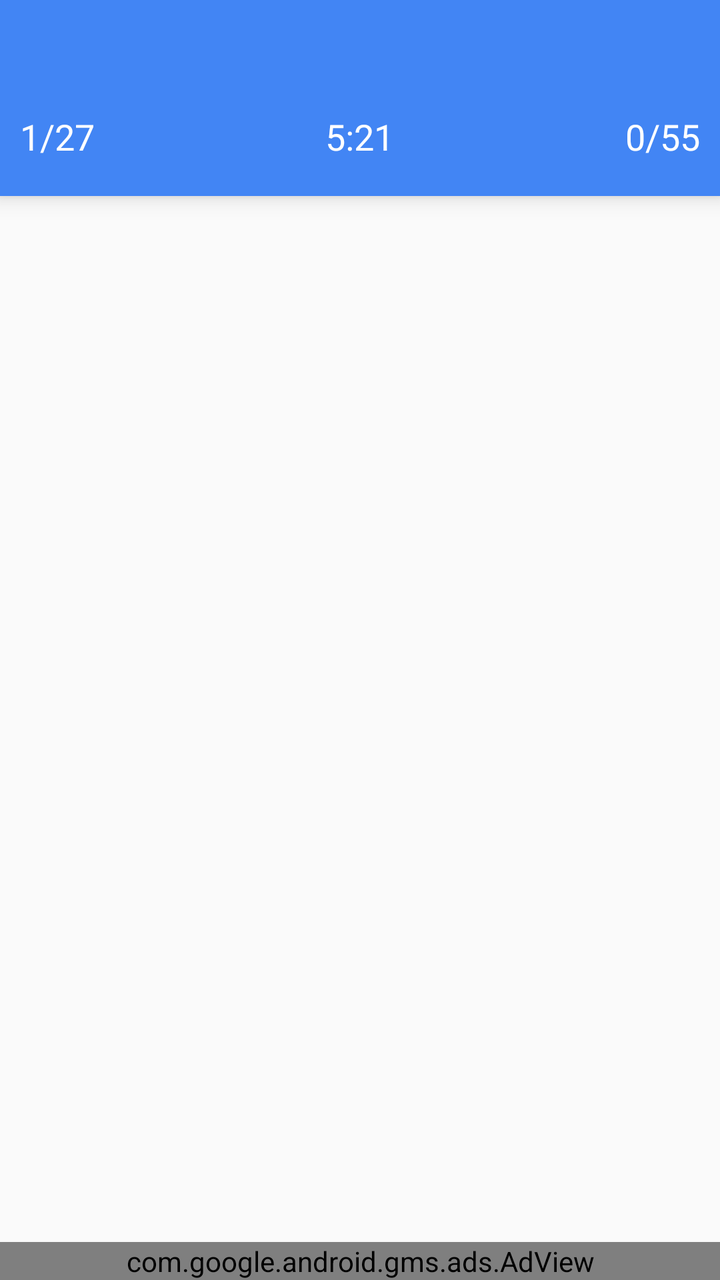
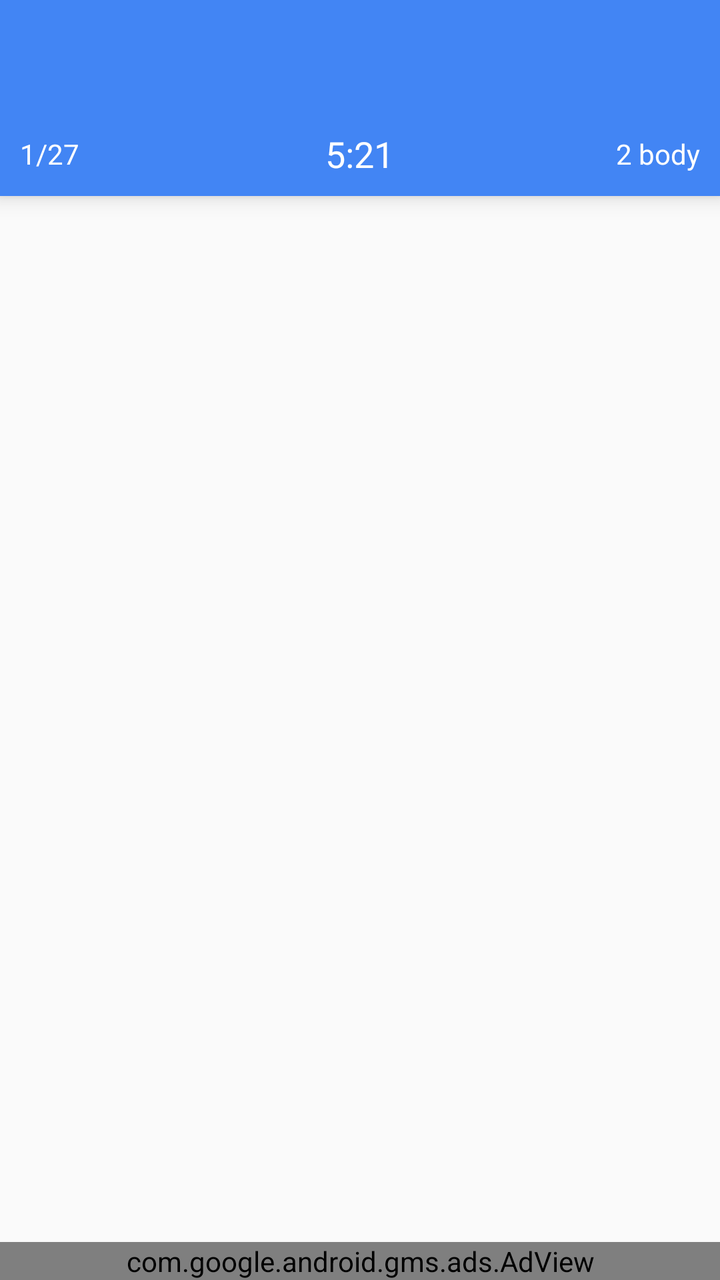

Two renders of the same Android screen: before a commit and after it. Below are the layout's source before the change and the commit's diff.
<!-- AndroidManifest.xml: application theme MyTheme.Light -->
<!-- res/layout/activity_test.xml -->
<?xml version="1.0" encoding="utf-8"?>
<FrameLayout
    xmlns:android="http://schemas.android.com/apk/res/android"
    android:layout_width="match_parent"
    android:layout_height="match_parent">

    <include
        layout="@layout/app_bar_test"
        android:layout_width="match_parent"
        android:layout_height="match_parent"/>

</FrameLayout>
<!-- res/layout/app_bar_test.xml (included above) -->
<?xml version="1.0" encoding="utf-8"?>
<android.support.design.widget.CoordinatorLayout
    android:id="@+id/content"
    xmlns:ads="http://schemas.android.com/apk/res-auto"
    xmlns:android="http://schemas.android.com/apk/res/android"
    xmlns:app="http://schemas.android.com/apk/res-auto"
    xmlns:tools="http://schemas.android.com/tools"
    android:layout_width="match_parent"
    android:layout_height="match_parent"
    android:fitsSystemWindows="true"
    tools:context=".TestActivity">

    <RelativeLayout
        android:layout_width="match_parent"
        android:layout_height="match_parent">

        <android.support.design.widget.AppBarLayout
            android:id="@+id/app_bar_layout"
            android:layout_width="match_parent"
            android:layout_height="wrap_content"
            android:elevation="6dp"
            android:theme="@style/MyTheme.AppBarOverlay">

            <android.support.v7.widget.Toolbar
                android:id="@+id/toolbar"
                android:layout_width="match_parent"
                android:layout_height="?attr/actionBarSize"
                android:background="?attr/colorPrimary"
                app:layout_scrollFlags="scroll|enterAlways"
                app:popupTheme="@style/MyTheme.PopupOverlay"/>

            
            <RelativeLayout
                android:layout_width="match_parent"
                android:layout_height="42dp"
                android:background="?attr/colorPrimary"
                android:paddingBottom="10dp"
                android:paddingEnd="10dp"
                android:paddingLeft="10dp"
                android:paddingRight="10dp"
                android:paddingStart="10dp"
                app:layout_scrollFlags="scroll|enterAlways">

                
                <TextView
                    android:id="@+id/question_counter"
                    android:layout_width="wrap_content"
                    android:layout_height="wrap_content"
                    android:layout_alignParentLeft="true"
                    android:layout_alignParentStart="true"
                    android:text="1/27"
                    android:textColor="@android:color/primary_text_dark"
                    android:textSize="18sp"/>

                
                <TextView
                    android:id="@+id/elapsed_time"
                    android:layout_width="wrap_content"
                    android:layout_height="wrap_content"
                    android:layout_centerHorizontal="true"
                    android:text="5:21"
                    android:textColor="@android:color/primary_text_dark"
                    android:textSize="18sp"/>

                
                <TextView
                    android:id="@+id/points_counter"
                    android:layout_width="wrap_content"
                    android:layout_height="wrap_content"
                    android:layout_alignParentEnd="true"
                    android:layout_alignParentRight="true"
                    android:text="0/55"
                    android:textColor="@android:color/primary_text_dark"
                    android:textSize="18sp"/>

            </RelativeLayout>

        </android.support.design.widget.AppBarLayout>

        

        <FrameLayout
            android:id="@+id/fragment_container"
            android:layout_width="match_parent"
            android:layout_height="match_parent"
            android:layout_below="@id/app_bar_layout"
            android:layout_marginBottom="50dp"/>

        <com.google.android.gms.ads.AdView
            android:id="@+id/adView"
            android:layout_width="match_parent"
            android:layout_height="wrap_content"
            android:layout_alignParentBottom="true"
            ads:adSize="SMART_BANNER"
            ads:adUnitId="@string/banner_ad_unit_id"/>

    </RelativeLayout>

</android.support.design.widget.CoordinatorLayout>
<!-- resources referenced by this layout -->
<resources>
  <string name="banner_ad_unit_id">ca-app-pub-7362127401681337/9720209806</string>
  <style name="MyTheme.AppBarOverlay" parent="ThemeOverlay.AppCompat.Dark.ActionBar" />
  <style name="MyTheme.PopupOverlay" parent="ThemeOverlay.AppCompat.Light" />
  <style name="MyTheme.Light" parent="@style/Theme.AppCompat.Light.NoActionBar">
          
          
          <item name="colorPrimary">@color/colorPrimary</item>
          <item name="colorPrimaryDark">@color/colorPrimaryDark</item>
          <item name="colorSecondary">@color/colorSecondary</item>
          <item name="colorSecondaryDark">@color/colorSecondaryDark</item>
          <item name="colorTextTitle">@color/colorTextTitle</item>
          
          <item name="colorFlatButtons">@color/colorFlatButtons</item>
          <item name="colorFloatingActionButton">@color/colorFloatingActionButton</item>
          <item name="colorTabIndicator">@color/colorTabIndicator</item>
          <item name="colorCardBackground">@color/colorCardBackground</item>
          <item name="colorNavigationDrawerBackground">@color/colorNavigationDrawerBackground</item>
      </style>
  <color name="colorPrimary" type="color">#4285F4</color>
  <color name="colorPrimaryDark" type="color">#3367D6</color>
  <color name="colorSecondary" type="color">@color/deep_teal_300</color>
  <color name="colorSecondaryDark" type="color">@color/deep_teal_500</color>
  <color name="colorTextTitle" type="color">#FFEE58</color>
  <color name="colorFlatButtons" type="color">@color/pink_A200</color>
  <color name="colorFloatingActionButton" type="color">@color/amber_A700</color>
  <color name="colorTabIndicator" type="color">@color/amber_A700</color>
  <color name="colorCardBackground" type="color">#FFF</color>
  <color name="colorNavigationDrawerBackground" type="color">#FAFAFA</color>
  <color name="deep_teal_300" type="color">#4DB6AC</color>
  <color name="deep_teal_500" type="color">#009688</color>
  <color name="pink_A200" type="color">#FF4081</color>
  <color name="amber_A700" type="color">#FFAB00</color>
</resources>

<!-- the commit's change to res/layout/activity_test.xml (unified diff, before → after) -->
@@ -1,27 +1,12 @@
-<?xml version="1.0" encoding="utf-8"?>
-<FrameLayout
-    xmlns:android="http://schemas.android.com/apk/res/android"
-    android:layout_width="match_parent"
-    android:layout_height="match_parent">
-
-    <include
-        layout="@layout/app_bar_test"
-        android:layout_width="match_parent"
-        android:layout_height="match_parent"/>
-
-</FrameLayout>
-<!-- res/layout/app_bar_test.xml (included above) -->
 <?xml version="1.0" encoding="utf-8"?>
 <android.support.design.widget.CoordinatorLayout
     android:id="@+id/content"
     xmlns:ads="http://schemas.android.com/apk/res-auto"
     xmlns:android="http://schemas.android.com/apk/res/android"
     xmlns:app="http://schemas.android.com/apk/res-auto"
-    xmlns:tools="http://schemas.android.com/tools"
     android:layout_width="match_parent"
     android:layout_height="match_parent"
-    android:fitsSystemWindows="true"
-    tools:context=".TestActivity">
+    android:fitsSystemWindows="true">
 
     <RelativeLayout
         android:layout_width="match_parent"
@@ -61,9 +46,9 @@
                     android:layout_height="wrap_content"
                     android:layout_alignParentLeft="true"
                     android:layout_alignParentStart="true"
+                    android:layout_centerVertical="true"
                     android:text="1/27"
-                    android:textColor="@android:color/primary_text_dark"
-                    android:textSize="18sp"/>
+                    android:textColor="@android:color/primary_text_dark"/>
 
                 
                 <TextView
@@ -71,20 +56,21 @@
                     android:layout_width="wrap_content"
                     android:layout_height="wrap_content"
                     android:layout_centerHorizontal="true"
+                    android:layout_centerVertical="true"
                     android:text="5:21"
                     android:textColor="@android:color/primary_text_dark"
                     android:textSize="18sp"/>
 
                 
                 <TextView
-                    android:id="@+id/points_counter"
+                    android:id="@+id/points_value"
                     android:layout_width="wrap_content"
                     android:layout_height="wrap_content"
                     android:layout_alignParentEnd="true"
                     android:layout_alignParentRight="true"
-                    android:text="0/55"
-                    android:textColor="@android:color/primary_text_dark"
-                    android:textSize="18sp"/>
+                    android:layout_centerVertical="true"
+                    android:text="2 body"
+                    android:textColor="@android:color/primary_text_dark"/>
 
             </RelativeLayout>
 
